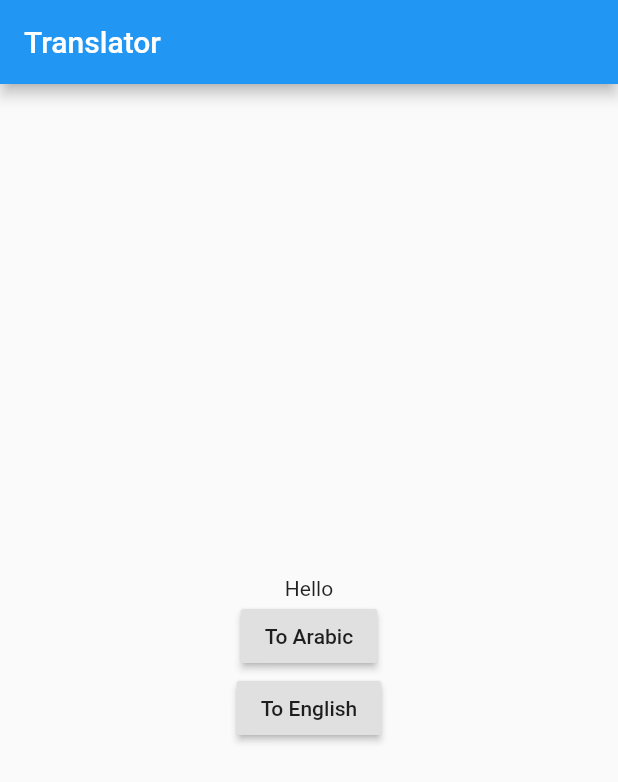
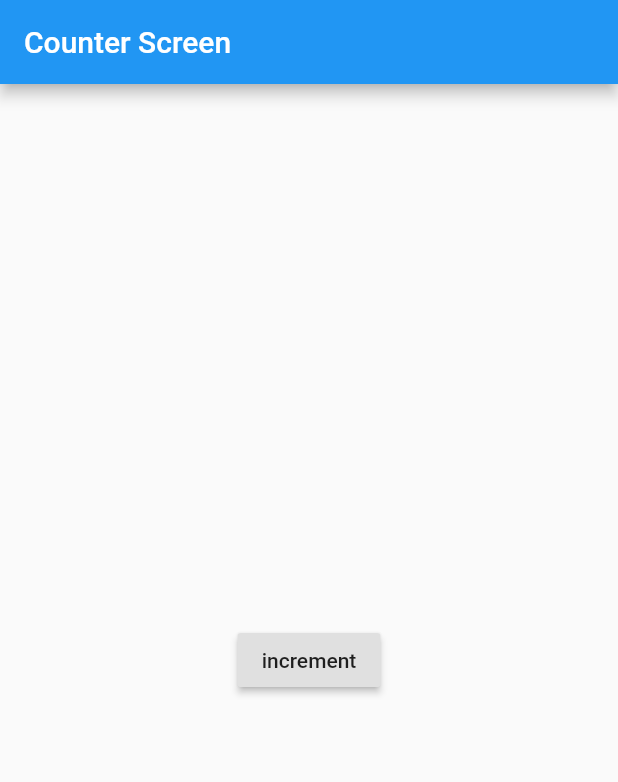
Before and after one commit to Abdalqader27/GetX-Tutorial, a Flutter app: the screen it shows after launch, on a phone screen of 412 x 824 dp. Shown: the top 782 px of the screen. Run offline on Flutter 3.47's test engine with Material 2 defaults, Android fonts, the phone set to English and light mode, and no system bars; our stand-ins replace get, shared_preferences.

Commit message:
my injection

```diff
--- /dev/null
+++ b/lib/Dependecy Injection/my-inject-controller.dart
@@ -0,0 +1,12 @@
+import 'package:get/get.dart';
+import 'package:shared_preferences/shared_preferences.dart';
+
+class MyInjectController extends GetxController {
+  int count=0;
+  void incrementCounter() async {
+    SharedPreferences sharedPreferences = await SharedPreferences.getInstance();
+     count = (sharedPreferences.getInt('counter') ?? 0) + 1;
+    print('Pressed count is  $count times ');
+    await sharedPreferences.setInt('counter', count);
+  }
+}
--- /dev/null
+++ b/lib/Dependecy Injection/my-injection-app.dart
@@ -0,0 +1,23 @@
+import 'package:flutter/material.dart';
+import 'package:get/get.dart';
+import 'package:getx_tutorial/Dependecy%20Injection/my-inject-controller.dart';
+
+class MyInjectionApp extends StatelessWidget {
+  @override
+  Widget build(BuildContext context) {
+    //Get.create<MyInjectionApp>(() =>MyInjectionApp());
+    Get.putAsync<MyInjectController>(() async => MyInjectController(), tag: 'myInjection', permanent: true);
+    return Scaffold(
+      appBar: AppBar(title: Text("Counter Screen ")),
+      body: Center(
+        child: Column(
+          mainAxisAlignment: MainAxisAlignment.center,
+          crossAxisAlignment: CrossAxisAlignment.center,
+          children: [
+            RaisedButton(child: Text("increment"), onPressed: () => Get.find<MyInjectController>(tag: 'myInjection').incrementCounter())
+          ],
+        ),
+      ),
+    );
+  }
+}
--- a/lib/main.dart
+++ b/lib/main.dart
@@ -2,6 +2,7 @@ import 'package:flutter/material.dart';
 import 'package:get/get.dart';
 import 'package:getx_tutorial/Simple%20State%20Manager-%20GetBuilder/builder-screen.dart';
 
+import 'Dependecy Injection/my-injection-app.dart';
 import 'Implementing Internationalization/messages.dart';
 import 'Implementing Internationalization/translation-screen.dart';
 
@@ -19,7 +20,8 @@ class MyApp extends StatelessWidget {
       //    home: CounterScreen(),
       //     home: NameScreen(),
       //   home: NameSecondScreen(),
-      home: TranslationScreen(),
+    //  home: TranslationScreen(),
+      home: MyInjectionApp(),
     );
   }
 }
--- a/pubspec.yaml
+++ b/pubspec.yaml
@@ -29,7 +29,7 @@ dependencies:
   # Use with the CupertinoIcons class for iOS style icons.
   cupertino_icons: ^1.0.0
   get: ^3.25.4
-
+  shared_preferences: any
 dev_dependencies:
   flutter_test:
     sdk: flutter
```
Also changed, not shown: pubspec.lock.
